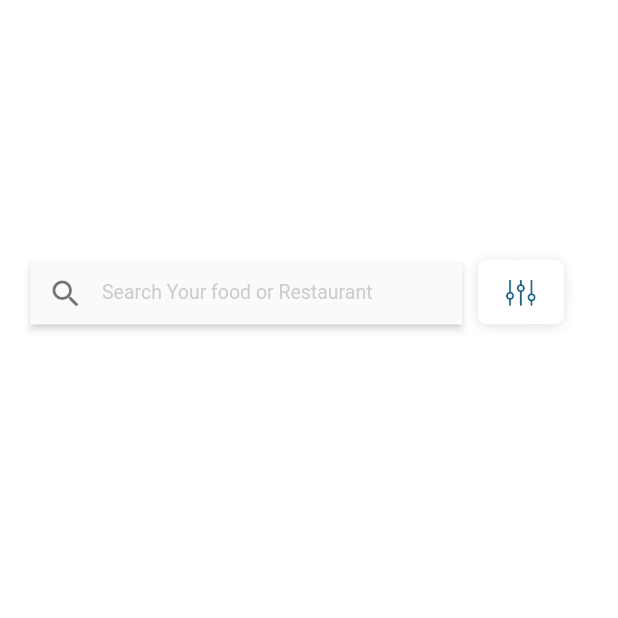
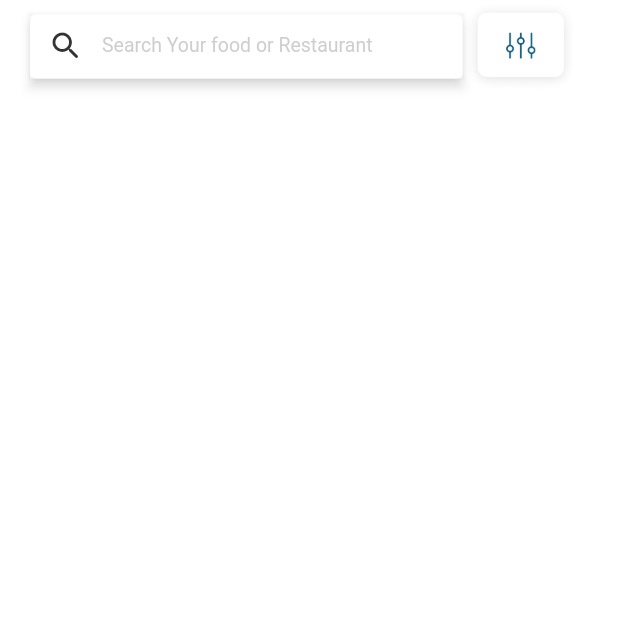
Before and after one commit to RamazanAksoy/foodapp, a Flutter app: the screen it shows after launch, on a phone screen of 412 x 824 dp, the top half of it. Run offline on Flutter 3.47's test engine with Material 2 defaults, Android fonts, the phone set to English and light mode, and no system bars; our stand-ins replace flutter_bounceable, google_fonts.

Commit message:
search widget update

```diff
--- a/lib/search.dart
+++ b/lib/search.dart
@@ -8,33 +8,33 @@ class SearchWidget extends StatelessWidget {
     double genislik = MediaQuery.of(context).size.width;
     double uzunluk = MediaQuery.of(context).size.height;
     return Container(
-      margin: EdgeInsets.only(top: uzunluk / 10 * 2, left: 20),
+      margin: EdgeInsets.only(left: 20),
       width: genislik / 10 * 9,
       height: uzunluk / 10 * 0.75,
       child: Row(
         children: [
           Container(
             width: genislik / 10 * 7,
-            height: uzunluk / 10 * 0.5,
+            height: uzunluk / 10 * 0.52,
             child: Material(
-              elevation: 2,
+              elevation: 3,
+              color: Colors.grey.shade100,
               shadowColor: Colors.grey.shade100,
 
               child: TextFormField(
                 decoration: InputDecoration(
+                        filled: true,
+                  fillColor: Colors.white,
 
-                  fillColor: Colors.black,
                     focusedBorder: OutlineInputBorder(
                                             borderSide: BorderSide.none,
-
-                      borderRadius: BorderRadius.circular(20),
                     ),
                     enabledBorder: OutlineInputBorder(
+
                                                                   borderSide: BorderSide.none,
 
-                      borderRadius: BorderRadius.circular(50),
                     ),
-                    prefixIcon: Icon(Icons.search_rounded,color: Colors.black54,),
+                    prefixIcon: Icon(Icons.search_rounded,color: Color(0xff333333),),
                     labelText: 'Search Your food or Restaurant',
                     labelStyle: TextStyle(
                         color: Colors.grey.withOpacity(0.5), fontSize: 13)),
```
